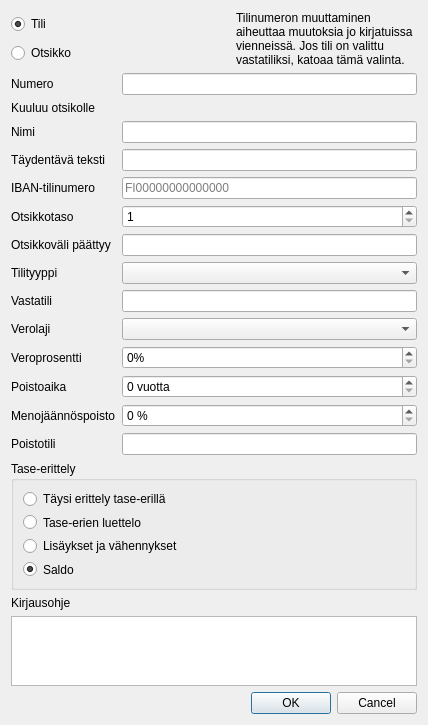
First picture: the form in kitupiikki/maaritys/tilinmuokkaus.ui, repository artoh/kitupiikki, before the edit.
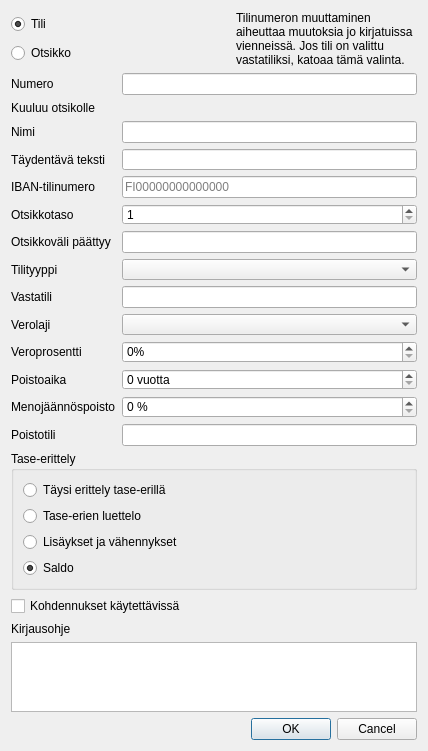
Second picture: the form after the edit. Icons and pictures are not drawn. Custom widgets are drawn as their Qt base class.

```diff
--- a/kitupiikki/maaritys/tilinmuokkaus.ui
+++ b/kitupiikki/maaritys/tilinmuokkaus.ui
@@ -7,14 +7,14 @@
     <x>0</x>
     <y>0</y>
     <width>428</width>
-    <height>701</height>
+    <height>727</height>
    </rect>
   </property>
   <property name="windowTitle">
    <string>Tilin muokkaus</string>
   </property>
-  <layout class="QFormLayout" name="formLayout">
-   <item row="0" column="0" colspan="2">
+  <layout class="QVBoxLayout" name="verticalLayout_2">
+   <item>
     <layout class="QHBoxLayout" name="horizontalLayout">
      <item>
       <layout class="QVBoxLayout" name="verticalLayout">
@@ -65,7 +65,9 @@
      </item>
     </layout>
    </item>
-   <item row="1" column="0">
+   <item>
+    <layout class="QFormLayout" name="formLayout">
+     <item row="0" column="0">
     <widget class="QLabel" name="label">
      <property name="text">
       <string>Numero</string>
@@ -75,24 +77,24 @@
      </property>
     </widget>
    </item>
-   <item row="1" column="1">
+     <item row="0" column="1">
     <widget class="QLineEdit" name="numeroEdit"/>
    </item>
-   <item row="2" column="0">
+     <item row="1" column="0">
     <widget class="QLabel" name="label_7">
      <property name="text">
       <string>Kuuluu otsikolle</string>
      </property>
     </widget>
    </item>
-   <item row="2" column="1">
+     <item row="1" column="1">
     <widget class="QLabel" name="kuuluuLabel">
      <property name="text">
       <string/>
      </property>
     </widget>
    </item>
-   <item row="3" column="0">
+     <item row="2" column="0">
     <widget class="QLabel" name="label_2">
      <property name="text">
       <string>Nimi</string>
@@ -102,34 +104,34 @@
      </property>
     </widget>
    </item>
-   <item row="3" column="1">
+     <item row="2" column="1">
     <widget class="QLineEdit" name="nimiEdit"/>
    </item>
-   <item row="4" column="0">
+     <item row="3" column="0">
     <widget class="QLabel" name="label_3">
      <property name="text">
       <string>Täydentävä teksti</string>
      </property>
     </widget>
    </item>
-   <item row="4" column="1">
+     <item row="3" column="1">
     <widget class="QLineEdit" name="taydentavaEdit"/>
    </item>
-   <item row="5" column="0">
+     <item row="4" column="0">
     <widget class="QLabel" name="ibanLabel">
      <property name="text">
       <string>IBAN-tilinumero</string>
      </property>
     </widget>
    </item>
-   <item row="5" column="1">
+     <item row="4" column="1">
     <widget class="QLineEdit" name="ibanLine">
      <property name="placeholderText">
       <string>FI00000000000000</string>
      </property>
     </widget>
    </item>
-   <item row="6" column="0">
+     <item row="5" column="0">
     <widget class="QLabel" name="tasoLabel">
      <property name="text">
       <string>Otsikkotaso</string>
@@ -139,7 +141,7 @@
      </property>
     </widget>
    </item>
-   <item row="6" column="1">
+     <item row="5" column="1">
     <widget class="QSpinBox" name="tasoSpin">
      <property name="minimum">
       <number>1</number>
@@ -149,17 +151,17 @@
      </property>
     </widget>
    </item>
-   <item row="7" column="0">
+     <item row="6" column="0">
     <widget class="QLabel" name="valiastiLabel">
      <property name="text">
       <string>Otsikkoväli päättyy</string>
      </property>
     </widget>
    </item>
-   <item row="7" column="1">
+     <item row="6" column="1">
     <widget class="QLineEdit" name="valiastiEdit"/>
    </item>
-   <item row="8" column="0">
+     <item row="7" column="0">
     <widget class="QLabel" name="label_4">
      <property name="text">
       <string>Tilityyppi</string>
@@ -169,10 +171,10 @@
      </property>
     </widget>
    </item>
-   <item row="8" column="1">
+     <item row="7" column="1">
     <widget class="QComboBox" name="tyyppiCombo"/>
    </item>
-   <item row="9" column="0">
+     <item row="8" column="0">
     <widget class="QLabel" name="label_5">
      <property name="text">
       <string>Vastatili</string>
@@ -182,10 +184,10 @@
      </property>
     </widget>
    </item>
-   <item row="9" column="1">
+     <item row="8" column="1">
     <widget class="TilinvalintaLine" name="vastatiliEdit"/>
    </item>
-   <item row="10" column="0">
+     <item row="9" column="0">
     <widget class="QLabel" name="verolajiLabel">
      <property name="text">
       <string>Verolaji</string>
@@ -195,10 +197,10 @@
      </property>
     </widget>
    </item>
-   <item row="10" column="1">
+     <item row="9" column="1">
     <widget class="QComboBox" name="veroCombo"/>
    </item>
-   <item row="11" column="0">
+     <item row="10" column="0">
     <widget class="QLabel" name="veroprosenttiLabel">
      <property name="text">
       <string>Veroprosentti</string>
@@ -208,7 +210,7 @@
      </property>
     </widget>
    </item>
-   <item row="11" column="1">
+     <item row="10" column="1">
     <widget class="QSpinBox" name="veroSpin">
      <property name="suffix">
       <string>%</string>
@@ -218,14 +220,14 @@
      </property>
     </widget>
    </item>
-   <item row="12" column="0">
+     <item row="11" column="0">
     <widget class="QLabel" name="poistoaikaLabel">
      <property name="text">
       <string>Poistoaika</string>
      </property>
     </widget>
    </item>
-   <item row="12" column="1">
+     <item row="11" column="1">
     <widget class="QSpinBox" name="poistoaikaSpin">
      <property name="suffix">
       <string> vuotta</string>
@@ -235,31 +237,33 @@
      </property>
     </widget>
    </item>
-   <item row="13" column="0">
+     <item row="12" column="0">
     <widget class="QLabel" name="poistoprossaLabel">
      <property name="text">
       <string>Menojäännöspoisto</string>
      </property>
     </widget>
    </item>
-   <item row="13" column="1">
+     <item row="12" column="1">
     <widget class="QSpinBox" name="poistoprossaSpin">
      <property name="suffix">
       <string> %</string>
      </property>
     </widget>
    </item>
-   <item row="14" column="0">
+     <item row="13" column="0">
     <widget class="QLabel" name="poistotiliLabel">
      <property name="text">
       <string>Poistotili</string>
      </property>
     </widget>
    </item>
-   <item row="14" column="1">
+     <item row="13" column="1">
     <widget class="TilinvalintaLine" name="poistotiliEdit"/>
    </item>
-   <item row="15" column="0" colspan="2">
+    </layout>
+   </item>
+   <item>
     <widget class="QGroupBox" name="teGroup">
      <property name="title">
       <string>Tase-erittely</string>
@@ -299,17 +303,28 @@
      </layout>
     </widget>
    </item>
-   <item row="16" column="0">
+   <item>
+    <widget class="QCheckBox" name="kohdennusCheck">
+     <property name="text">
+      <string>Kohdennukset käytettävissä</string>
+     </property>
+     <property name="icon">
+      <iconset resource="../pic/pic.qrc">
+       <normaloff>:/pic/kohdennus.png</normaloff>:/pic/kohdennus.png</iconset>
+     </property>
+    </widget>
+   </item>
+   <item>
     <widget class="QLabel" name="label_6">
      <property name="text">
       <string>Kirjausohje</string>
      </property>
     </widget>
    </item>
-   <item row="17" column="0" colspan="2">
+   <item>
     <widget class="QPlainTextEdit" name="kirjausohjeText"/>
    </item>
-   <item row="18" column="0" colspan="2">
+   <item>
     <widget class="QDialogButtonBox" name="buttonBox">
      <property name="orientation">
       <enum>Qt::Horizontal</enum>
```
Lines whose indentation alone changed are shown as unchanged.
